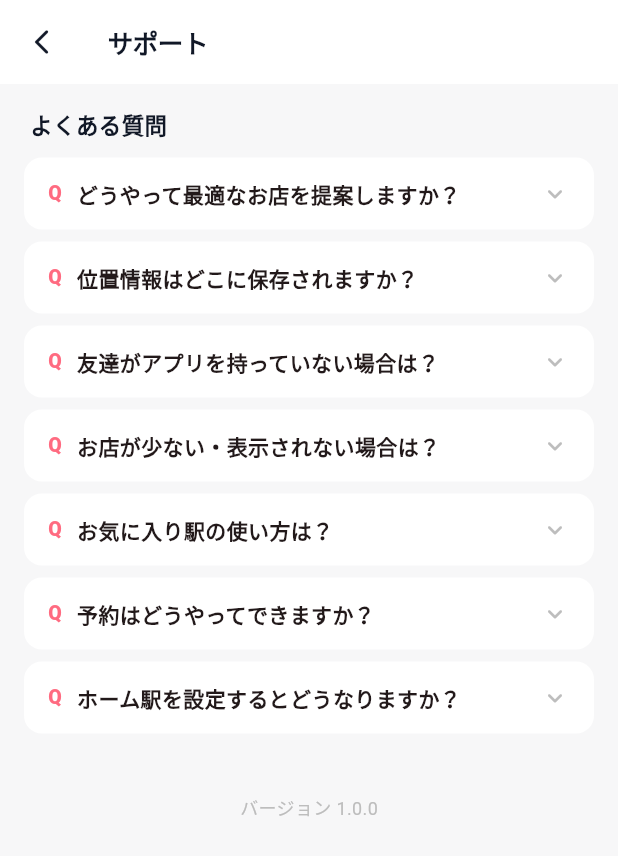
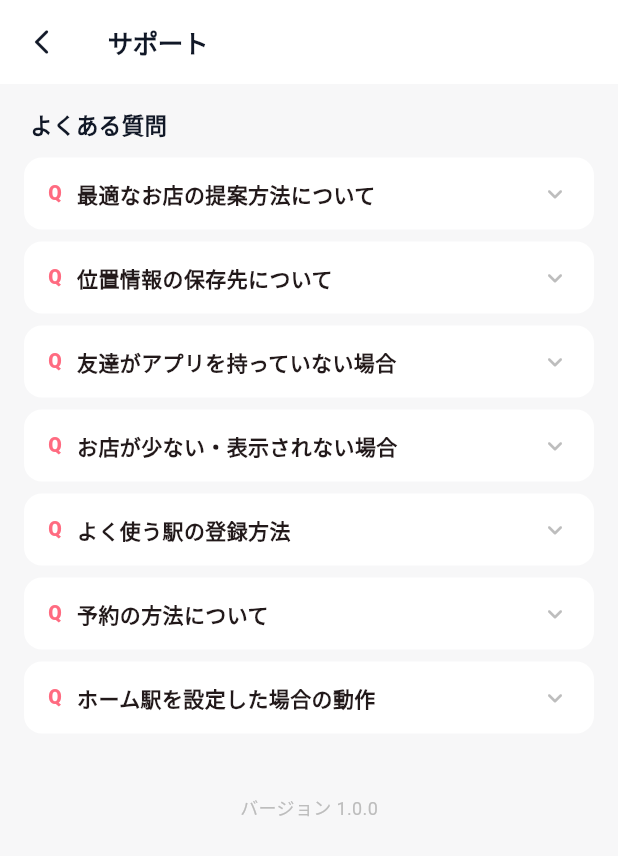
Before and after one commit to iwpbiksrlvt10490424-eng/mannaka, a Flutter app: the SupportScreen screen opened directly, on a phone screen of 412 x 824 dp. Shown: the top 856 px of the screen. Run offline on Flutter 3.47's test engine with Material 3 defaults, Android fonts, the phone set to English and light mode, and no system bars; our stand-ins replace app_links, cloud_firestore, firebase_auth, firebase_core, flutter_map, flutter_riverpod and 6 more; accounts and stored records are empty; generated files the repository leaves out were written again.

Commit message:
fix: UIテキストから「？」を全面除去・CLAUDE.mdにルール追記
- history/results/search/home/main/support/voting/ranking/onboarding 全画面対応
- 疑問形→断言・体言止め・命令形に統一（例:「どのお店で会う？」→「どのお店で会おう」）
- CLAUDE.mdに「UIテキストに？使用禁止」ルールを追加

Co-Authored-By: Claude Sonnet 4.6 <noreply@anthropic.com>

```diff
--- a/lib/screens/history_screen.dart
+++ b/lib/screens/history_screen.dart
@@ -86,7 +86,7 @@ class _HistoryScreenState extends ConsumerState<HistoryScreen>
       context: context,
       builder: (ctx) => AlertDialog(
         title: const Text('検索履歴を消去'),
-        content: const Text('これまでの検索をすべて消します。よろしいですか？'),
+        content: const Text('これまでの検索をすべて消します。この操作は元に戻せません。'),
         actions: [
           TextButton(
               onPressed: () => Navigator.pop(ctx),
@@ -112,7 +112,7 @@ class _HistoryScreenState extends ConsumerState<HistoryScreen>
       context: context,
       builder: (ctx) => AlertDialog(
         title: const Text('シェア済みのお店を消去'),
-        content: const Text('シェア済みのお店をすべて消します。よろしいですか？'),
+        content: const Text('シェア済みのお店をすべて消します。この操作は元に戻せません。'),
         actions: [
           TextButton(
               onPressed: () => Navigator.pop(ctx),
--- a/lib/screens/home_screen.dart
+++ b/lib/screens/home_screen.dart
@@ -409,7 +409,7 @@ class _HomeScreenState extends ConsumerState<HomeScreen> {
                             child: Align(
                               alignment: Alignment.centerLeft,
                               child: Text(
-                                'どんな集まり？',
+                                'どんな集まり',
                                 style: TextStyle(
                                   fontSize: 12,
                                   fontWeight: FontWeight.w500,
@@ -825,7 +825,7 @@ class _MascotSheet extends ConsumerWidget {
   final NavigateCallback? onNavigate;
 
   static const _tips = [
-    '今日、みんなどこ行く？',
+    '今日、みんなどこ行く',
     '駅を入れるだけで、\nぴったりなお店が見つかる。',
     '予約できるお店を\n優先的に表示してるよ',
     'よく使う駅を\n登録しておくと便利！',
--- a/lib/screens/main_screen.dart
+++ b/lib/screens/main_screen.dart
@@ -59,7 +59,7 @@ class _MainScreenState extends ConsumerState<MainScreen> {
             ),
             const SizedBox(height: 16),
             const Text(
-              'また友達と集まりませんか？',
+              'また友達と集まりませんか',
               style: TextStyle(fontSize: 18, fontWeight: FontWeight.w800),
               textAlign: TextAlign.center,
             ),
--- a/lib/screens/onboarding_screen.dart
+++ b/lib/screens/onboarding_screen.dart
@@ -17,7 +17,7 @@ const _slides = [
     body: 'あの子は東京、私は横浜、彼女は川崎。\nそんな3人にも、ちょうどいい場所がある。',
   ),
   _Slide(
-    title: '「場所どうする？」の\nLINEが、消える。',
+    title: '「場所どうする」の\nLINEが、消える。',
     body: '駅を入れて、お店を選んで、リンクを送るだけ。\nあの終わらない「どこでもいいよ〜」の往復が\n一瞬で終わる。',
   ),
   _Slide(
--- a/lib/screens/ranking_screen.dart
+++ b/lib/screens/ranking_screen.dart
@@ -118,7 +118,7 @@ class _RankingContent extends StatelessWidget {
               crossAxisAlignment: CrossAxisAlignment.start,
               children: [
                 Text(
-                  '「まんなか指数」とは？',
+                  '「まんなか指数」について',
                   style: TextStyle(
                     fontSize: 12,
                     fontWeight: FontWeight.w700,
@@ -511,7 +511,7 @@ class _ShareCard extends StatelessWidget {
           ),
           const SizedBox(height: 4),
           Text(
-            '集合場所に一番選ばれたエリアは？',
+            '集合場所に一番選ばれたエリア',
             style: TextStyle(
               fontSize: 12,
               color: Colors.white.withValues(alpha: 0.6),
--- a/lib/screens/results_screen.dart
+++ b/lib/screens/results_screen.dart
@@ -64,7 +64,7 @@ class _ResultsScreenState extends ConsumerState<ResultsScreen>
         toolbarHeight: 56,
         elevation: 0,
         title: const Text(
-          'どのお店で会う？',
+          'どのお店で会おう',
           style: TextStyle(fontSize: 17, fontWeight: FontWeight.w700),
         ),
         actions: [
--- a/lib/screens/search_screen.dart
+++ b/lib/screens/search_screen.dart
@@ -67,7 +67,7 @@ class SearchScreen extends ConsumerWidget {
               showDialog(
                 context: context,
                 builder: (_) => AlertDialog(
-                  title: const Text('最初からやり直しますか？'),
+                  title: const Text('最初からやり直す'),
                   content: const Text('入力した出発地がすべて消えます。'),
                   actions: [
                     TextButton(
--- a/lib/screens/support_screen.dart
+++ b/lib/screens/support_screen.dart
@@ -6,31 +6,31 @@ class SupportScreen extends StatelessWidget {
 
   static const _faqs = [
     (
-      'どうやって最適なお店を提案しますか？',
+      '最適なお店の提案方法について',
       '全員の出発駅から各エリアへの移動時間を計算し、誰にとっても「ちょうどいい」お店を自動でスコアリングして提案します。予約のしやすさ・移動の公平さ・評価を総合的に判断します。',
     ),
     (
-      '位置情報はどこに保存されますか？',
+      '位置情報の保存先について',
       '位置情報はアプリ内のみで使用し、外部サーバーには送信されません（リアルタイム位置共有機能を使う場合を除く）。',
     ),
     (
-      '友達がアプリを持っていない場合は？',
+      '友達がアプリを持っていない場合',
       'LINEで位置共有リンクを送ると、友達はブラウザで現在地を共有できます。アプリのインストールは不要です。',
     ),
     (
-      'お店が少ない・表示されない場合は？',
+      'お店が少ない・表示されない場合',
       'Hotpepper APIキーが設定されているか確認してください。未設定の場合は代替データベースを使用しますが、件数が少なくなります。',
     ),
     (
-      'お気に入り駅の使い方は？',
+      'よく使う駅の登録方法',
       '探す画面で駅を選択するとお気に入りに自動保存されます。次回から駅入力時のリストの上部に表示され、ワンタップで選択できます。',
     ),
     (
-      '予約はどうやってできますか？',
+      '予約の方法について',
       'お店の詳細画面から「予約する」ボタンを押すとHotpepperの予約ページが開きます。',
     ),
     (
-      'ホーム駅を設定するとどうなりますか？',
+      'ホーム駅を設定した場合の動作',
       '探す画面を開いたとき、「自分」の出発駅にホーム駅が自動入力されます。毎回入力する手間が省けます。',
     ),
   ];
--- a/lib/screens/voting_screen.dart
+++ b/lib/screens/voting_screen.dart
@@ -53,7 +53,7 @@ class _VotingScreenState extends State<VotingScreen> {
       builder: (ctx) => AlertDialog(
         shape: RoundedRectangleBorder(borderRadius: BorderRadius.circular(16)),
         title: const Text('お店を決定', style: TextStyle(fontSize: 17, fontWeight: FontWeight.w700)),
-        content: Text('「$restaurantName」に決定しますか？\n全員に通知されます。'),
+        content: Text('「$restaurantName」に決定します。\n全員に通知されます。'),
         actions: [
           TextButton(
             onPressed: () => Navigator.pop(ctx, false),
@@ -315,7 +315,7 @@ class _VotingScreenState extends State<VotingScreen> {
                     children: [
                       Text(
                         _selectedForDecision != null
-                            ? '「${_getNameById(candidates, _selectedForDecision!)}」を決定しますか？'
+                            ? '「${_getNameById(candidates, _selectedForDecision!)}」を集合場所に決定します。'
                             : 'お店を選択してください',
                         style: const TextStyle(fontSize: 14, fontWeight: FontWeight.w600),
                         textAlign: TextAlign.center,
```
Also changed, not shown: 1 other file.
